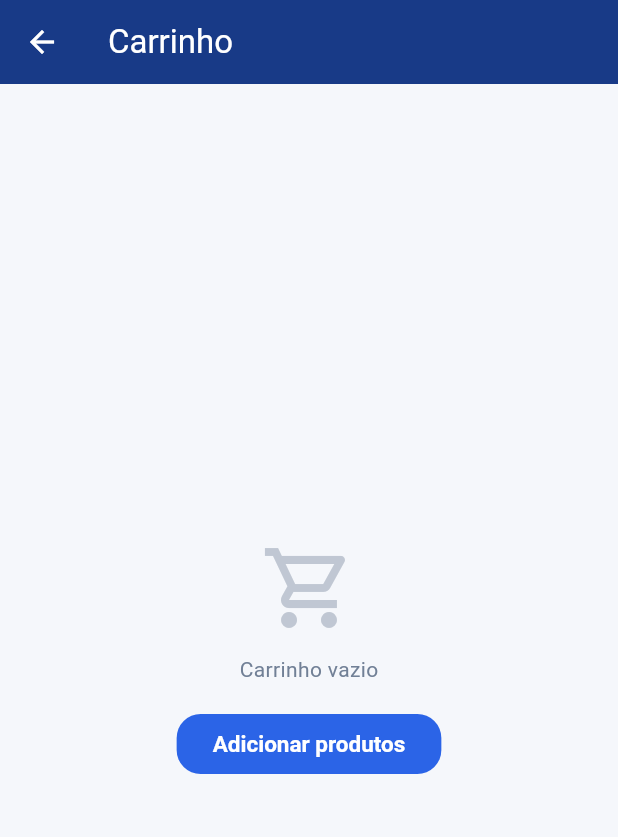
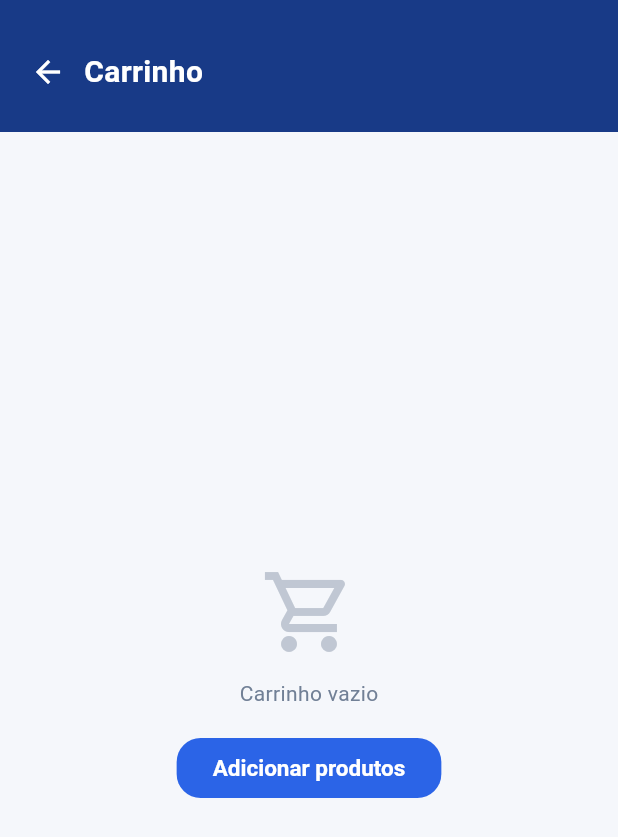
Before and after one commit to KayronRian/GestoPro, a Flutter app: the _CarrinhoView widget shown alone on an empty page, opened directly with empty values, on a phone screen of 412 x 824 dp. Shown: the top 837 px of the screen. Run offline on Flutter 3.47's test engine with Material 3 defaults, Android fonts, the phone set to English and light mode, and no system bars; our stand-ins replace fl_chart, shared_preferences; missing offline and left inert: mobile_scanner; accounts and stored records are empty.

Commit message:
fix: corrigir visibilidade do fluxo de pagamento no caixa e layout responsivo

```diff
--- a/gestopro/lib/pages/caixa_page.dart
+++ b/gestopro/lib/pages/caixa_page.dart
@@ -385,6 +385,8 @@ class _CaixaView extends StatelessWidget {
                           },
                         ),
                 ),
+                // Espaçamento para a barra inferior
+                const SizedBox(height: 110),
               ],
             ),
           ),
@@ -392,7 +394,7 @@ class _CaixaView extends StatelessWidget {
         if (carrinho.isNotEmpty)
           Container(
             color: Colors.white,
-            padding: const EdgeInsets.fromLTRB(16, 12, 16, 20),
+            padding: const EdgeInsets.fromLTRB(16, 12, 16, 110),
             child: Row(
               children: [
                 Expanded(
@@ -435,15 +437,31 @@ class _CarrinhoView extends StatelessWidget {
 
   @override
   Widget build(BuildContext context) {
-    return Scaffold(
-      appBar: AppBar(
-        title: const Text('Carrinho'),
-        leading: IconButton(
+    return Column(
+      children: [
+        // Cabeçalho customizado (substituindo AppBar do Scaffold)
+        Container(
+          color: AppColors.primaryDark,
+          padding: const EdgeInsets.fromLTRB(8, 24, 16, 16),
+          child: Row(
+            children: [
+              IconButton(
                 onPressed: onBack,
-          icon: const Icon(Icons.arrow_back),
+                icon: const Icon(Icons.arrow_back, color: Colors.white),
+              ),
+              const Text(
+                'Carrinho',
+                style: TextStyle(
+                  color: Colors.white,
+                  fontSize: 20,
+                  fontWeight: FontWeight.w700,
                 ),
               ),
-      body: carrinho.isEmpty
+            ],
+          ),
+        ),
+        Expanded(
+          child: carrinho.isEmpty
               ? Center(
                   child: Column(
                     mainAxisSize: MainAxisSize.min,
@@ -466,10 +484,7 @@ class _CarrinhoView extends StatelessWidget {
                     ],
                   ),
                 )
-          : Column(
-              children: [
-                Expanded(
-                  child: ListView.builder(
+              : ListView.builder(
                   padding: const EdgeInsets.all(16),
                   itemCount: carrinho.length,
                   itemBuilder: (ctx, i) {
@@ -574,9 +589,10 @@ class _CarrinhoView extends StatelessWidget {
                 ),
         ),
         // Resumo e botão pagar
+        if (carrinho.isNotEmpty)
           Container(
             color: Colors.white,
-                  padding: const EdgeInsets.fromLTRB(16, 12, 16, 24),
+            padding: const EdgeInsets.fromLTRB(16, 12, 16, 110),
             child: Column(
               children: [
                 Row(
@@ -611,7 +627,6 @@ class _CarrinhoView extends StatelessWidget {
             ),
           ),
       ],
-            ),
     );
   }
 }
@@ -697,15 +712,31 @@ class _PagamentoViewState extends State<_PagamentoView> {
 
   @override
   Widget build(BuildContext context) {
-    return Scaffold(
-      appBar: AppBar(
-        title: const Text('Finalizar Venda'),
-        leading: IconButton(
+    return Column(
+      children: [
+        // Cabeçalho customizado
+        Container(
+          color: AppColors.primaryDark,
+          padding: const EdgeInsets.fromLTRB(8, 24, 16, 16),
+          child: Row(
+            children: [
+              IconButton(
                 onPressed: widget.onBack,
-          icon: const Icon(Icons.arrow_back),
+                icon: const Icon(Icons.arrow_back, color: Colors.white),
+              ),
+              const Text(
+                'Finalizar Venda',
+                style: TextStyle(
+                  color: Colors.white,
+                  fontSize: 20,
+                  fontWeight: FontWeight.w700,
                 ),
               ),
-      body: SingleChildScrollView(
+            ],
+          ),
+        ),
+        Expanded(
+          child: SingleChildScrollView(
             padding: const EdgeInsets.all(16),
             child: Column(
               children: [
@@ -914,10 +945,13 @@ class _PagamentoViewState extends State<_PagamentoView> {
                     ),
                   ),
                 ),
-            const SizedBox(height: 20),
+                // Espaçamento para a barra inferior
+                const SizedBox(height: 110),
               ],
             ),
           ),
+        ),
+      ],
     );
   }
 
```
Lines whose indentation alone changed are shown as unchanged.
